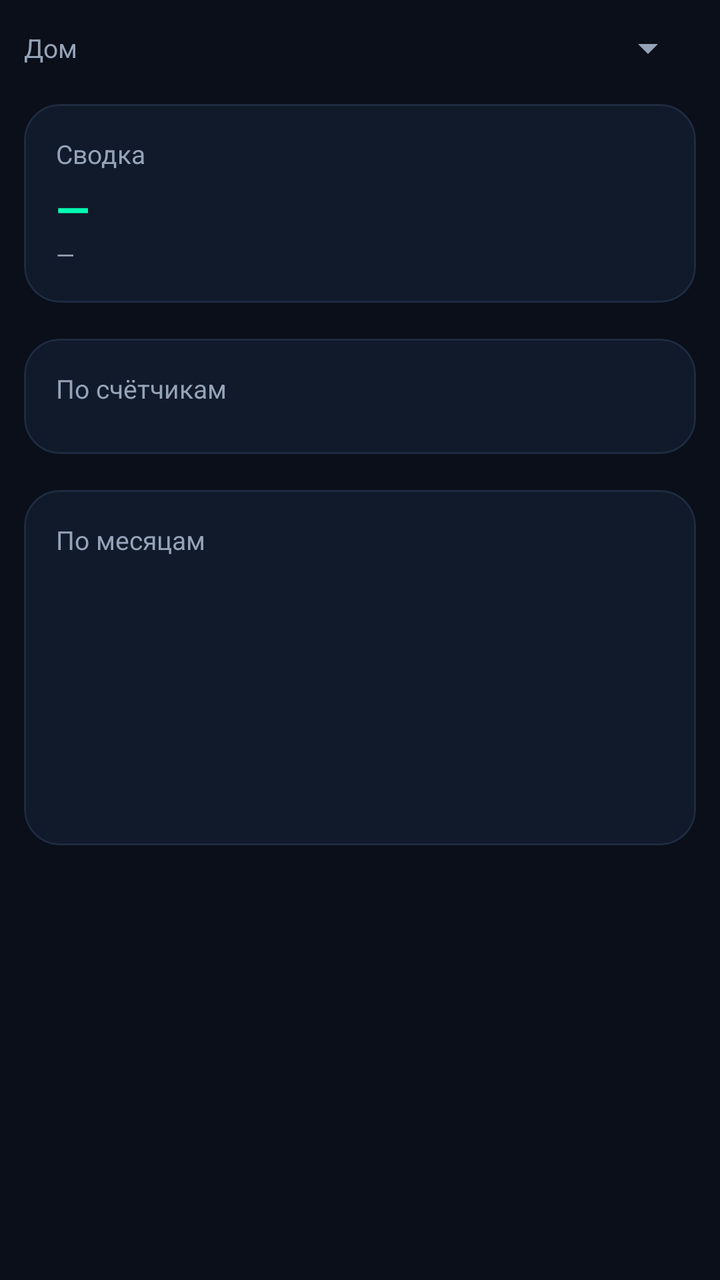
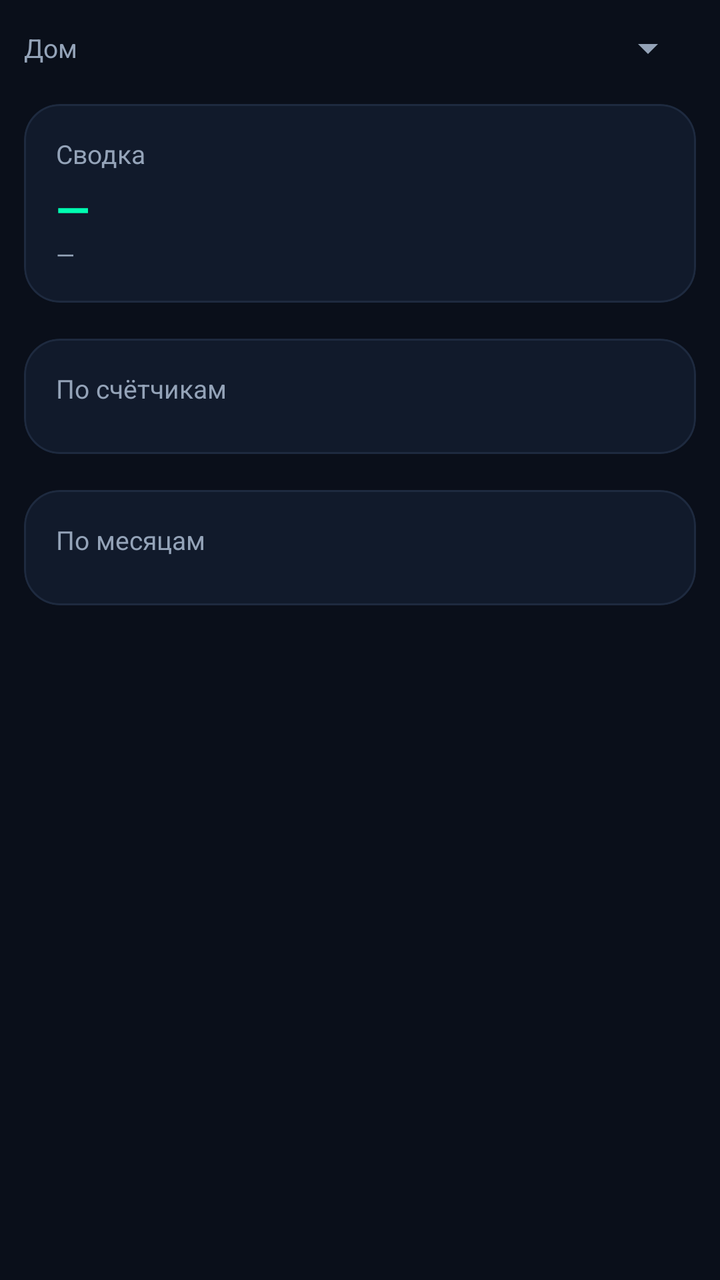

Screens rendered from an Android XML layout before and after an edit, with the pre-edit source and the edit as a unified diff.
<!-- AndroidManifest.xml: application theme Theme.TaskMGR -->
<!-- res/layout/fragment_utilities_stats.xml -->
<?xml version="1.0" encoding="utf-8"?>

<LinearLayout xmlns:android="http://schemas.android.com/apk/res/android"
  xmlns:app="http://schemas.android.com/apk/res-auto"
  android:layout_width="match_parent"
  android:layout_height="match_parent"
  android:orientation="vertical">

  <HorizontalScrollView
    android:layout_width="match_parent"
    android:layout_height="wrap_content"
    android:scrollbars="none"
    android:paddingStart="12dp"
    android:paddingEnd="12dp"
    android:paddingTop="8dp"
    android:paddingBottom="4dp">

    <com.google.android.material.chip.ChipGroup
      android:id="@+id/chip_period"
      android:layout_width="wrap_content"
      android:layout_height="wrap_content"
      app:singleLine="true"
      app:singleSelection="true"
      app:selectionRequired="true"
      app:chipSpacingHorizontal="8dp" />
  </HorizontalScrollView>

  <LinearLayout
    android:layout_width="match_parent"
    android:layout_height="wrap_content"
    android:orientation="horizontal"
    android:paddingStart="12dp"
    android:paddingEnd="12dp"
    android:paddingBottom="4dp"
    android:gravity="center_vertical">

    <TextView
      android:layout_width="0dp"
      android:layout_height="wrap_content"
      android:layout_weight="1"
      android:text="Дом"
      android:textColor="@color/text_secondary"
      android:textSize="13sp" />

    <Spinner
      android:id="@+id/spinner_house"
      android:layout_width="wrap_content"
      android:layout_height="wrap_content"
      android:minWidth="140dp" />
  </LinearLayout>

  <ScrollView
    android:layout_width="match_parent"
    android:layout_height="0dp"
    android:layout_weight="1"
    android:fillViewport="true">

    <LinearLayout
      android:layout_width="match_parent"
      android:layout_height="wrap_content"
      android:orientation="vertical"
      android:padding="12dp">

      <com.google.android.material.card.MaterialCardView
        style="@style/Widget.TaskMGR.Card"
        android:layout_width="match_parent"
        android:layout_height="wrap_content">

        <LinearLayout
          android:layout_width="match_parent"
          android:layout_height="wrap_content"
          android:orientation="vertical"
          android:padding="16dp">

          <TextView
            android:layout_width="wrap_content"
            android:layout_height="wrap_content"
            android:text="Сводка"
            android:textColor="@color/text_secondary"
            android:textSize="13sp" />

          <TextView
            android:id="@+id/stats_total"
            android:layout_width="match_parent"
            android:layout_height="wrap_content"
            android:layout_marginTop="4dp"
            android:textSize="22sp"
            android:textStyle="bold"
            android:textColor="@color/neon_green"
            android:text="—" />

          <TextView
            android:id="@+id/stats_avg"
            android:layout_width="match_parent"
            android:layout_height="wrap_content"
            android:textSize="12sp"
            android:textColor="@color/text_secondary"
            android:text="—" />
        </LinearLayout>
      </com.google.android.material.card.MaterialCardView>

      <com.google.android.material.card.MaterialCardView
        style="@style/Widget.TaskMGR.Card"
        android:layout_width="match_parent"
        android:layout_height="wrap_content"
        android:layout_marginTop="8dp">

        <LinearLayout
          android:layout_width="match_parent"
          android:layout_height="wrap_content"
          android:orientation="vertical"
          android:padding="16dp">

          <TextView
            android:layout_width="wrap_content"
            android:layout_height="wrap_content"
            android:text="По счётчикам"
            android:textColor="@color/text_secondary"
            android:textSize="13sp" />

          <LinearLayout
            android:id="@+id/container_by_meter"
            android:layout_width="match_parent"
            android:layout_height="wrap_content"
            android:orientation="vertical"
            android:layout_marginTop="8dp" />
        </LinearLayout>
      </com.google.android.material.card.MaterialCardView>

      <com.google.android.material.card.MaterialCardView
        style="@style/Widget.TaskMGR.Card"
        android:layout_width="match_parent"
        android:layout_height="wrap_content"
        android:layout_marginTop="8dp">

        <LinearLayout
          android:layout_width="match_parent"
          android:layout_height="wrap_content"
          android:orientation="vertical"
          android:padding="16dp">

          <TextView
            android:layout_width="wrap_content"
            android:layout_height="wrap_content"
            android:text="По месяцам"
            android:textColor="@color/text_secondary"
            android:textSize="13sp" />

          <LinearLayout
            android:id="@+id/container_by_month"
            android:layout_width="match_parent"
            android:layout_height="120dp"
            android:orientation="horizontal"
            android:gravity="bottom"
            android:layout_marginTop="8dp" />
        </LinearLayout>
      </com.google.android.material.card.MaterialCardView>

    </LinearLayout>
  </ScrollView>
</LinearLayout>
<!-- resources referenced by this layout -->
<resources>
  <color name="neon_green">#00FFB2</color>
  <color name="text_secondary">#94A3B8</color>
  <style name="Widget.TaskMGR.Card" parent="Widget.Material3.CardView.Elevated">
      <item name="cardCornerRadius">@dimen/card_corner_radius</item>
      <item name="cardElevation">0dp</item>
      <item name="cardBackgroundColor">@color/surface</item>
      <item name="android:layout_marginBottom">10dp</item>
      <item name="strokeColor">@color/divider</item>
      <item name="strokeWidth">1dp</item>
    </style>
  <dimen name="card_corner_radius">18dp</dimen>
  <color name="surface">#111A2B</color>
  <color name="divider">#1E2A3F</color>
  <style name="TaskMGRWindowAnimation" parent="@android:style/Animation.Activity">
          
          <item name="android:activityOpenEnterAnimation">@anim/fade_in</item>
          <item name="android:activityOpenExitAnimation">@anim/no_anim</item>
          
          <item name="android:activityCloseEnterAnimation">@anim/fade_in</item>
          <item name="android:activityCloseExitAnimation">@anim/no_anim</item>
      </style>
  <color name="text_on_accent">#0A0F1A</color>
  <color name="electric_purple">#A855F7</color>
  <color name="amber">#FBBF24</color>
  <color name="raspberry">#FF3B6B</color>
  <color name="bg">#0A0F1A</color>
  <color name="text_primary">#E2E8F0</color>
  <color name="surface_variant">#1E2A3F</color>
  <color name="text_tertiary">#64748B</color>
  <style name="ThemeOverlay.TaskMGR.DatePicker" parent="ThemeOverlay.AppCompat.Dialog">
          <item name="colorAccent">@color/neon_green</item>
          <item name="colorPrimary">@color/neon_green</item>
          <item name="android:colorAccent">@color/neon_green</item>
          <item name="android:colorControlActivated">@color/neon_green</item>
          <item name="android:windowBackground">@color/surface_raised</item>
          <item name="android:textColorPrimary">@color/text_primary</item>
          <item name="android:textColorSecondary">@color/text_secondary</item>
          <item name="android:textColor">@color/neon_green</item>
      </style>
  <style name="TaskMGRSpinner" parent="Widget.AppCompat.Spinner">
      <item name="android:popupBackground">@drawable/dialog_bg</item>
      <item name="android:textColor">@color/text_primary</item>
      <item name="android:spinnerItemStyle">@style/TaskMGRSpinnerItem</item>
      <item name="android:spinnerDropDownItemStyle">@style/TaskMGRSpinnerItem</item>
    </style>
  <style name="Widget.TaskMGR.Fab" parent="Widget.Material3.FloatingActionButton.Primary">
      <item name="backgroundTint">@color/neon_green</item>
      <item name="tint">@color/text_on_accent</item>
      <item name="android:elevation">8dp</item>
      <item name="elevation">8dp</item>
    </style>
  <color name="surface_raised">#16223A</color>
  <!-- drawable dialog_bg (drawable) -->
  <?xml version="1.0" encoding="utf-8"?>
  
  <shape xmlns:android="http://schemas.android.com/apk/res/android"
      android:shape="rectangle">
      <solid android:color="@color/surface_raised" />
      <corners android:radius="22dp" />
      <stroke android:width="1dp" android:color="@color/divider" />
  </shape>
  <color name="divider_strong">#2A3A55</color>
  <color name="neon_green_dim">#00C28A</color>
  <style name="ShapeAppearance.TaskMGR.Dialog" parent="">
          <item name="cornerFamily">rounded</item>
          <item name="cornerSize">22dp</item>
      </style>
  <style name="TaskMGRSpinnerItem" parent="Widget.AppCompat.TextView.SpinnerItem">
      <item name="android:textColor">@color/text_primary</item>
      <item name="android:textSize">15sp</item>
    </style>
  <!-- unchanged entries left out for length: 2 -->
</resources>

<!-- the commit's change to res/layout/fragment_utilities_stats.xml (unified diff, before → after) -->
@@ -149,9 +149,8 @@
           <LinearLayout
             android:id="@+id/container_by_month"
             android:layout_width="match_parent"
-            android:layout_height="120dp"
-            android:orientation="horizontal"
-            android:gravity="bottom"
+            android:layout_height="wrap_content"
+            android:orientation="vertical"
             android:layout_marginTop="8dp" />
         </LinearLayout>
       </com.google.android.material.card.MaterialCardView>
